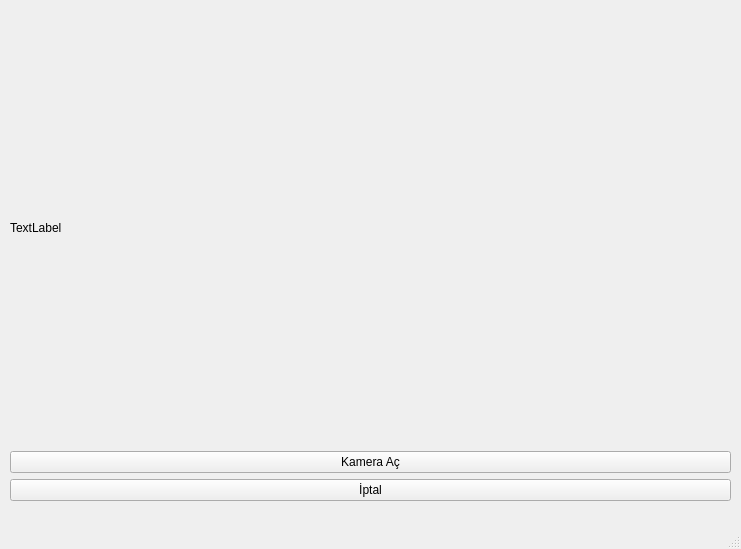
Qt form BERKE/Kamera.ui (vektorelpython24proje/MasaustuProje) before a commit.
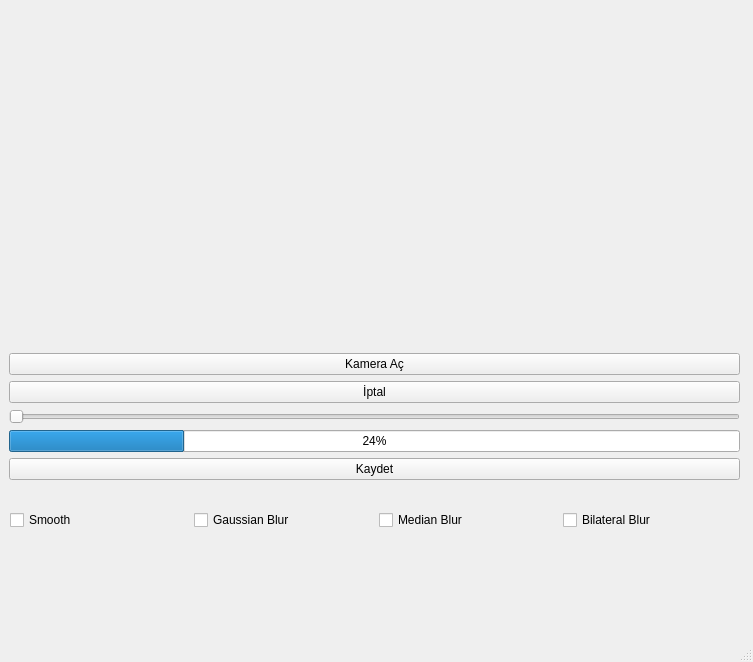
The same form after that commit.

```diff
--- a/BERKE/Kamera.ui
+++ b/BERKE/Kamera.ui
@@ -6,8 +6,8 @@
    <rect>
     <x>0</x>
     <y>0</y>
-    <width>741</width>
-    <height>549</height>
+    <width>753</width>
+    <height>662</height>
    </rect>
   </property>
   <property name="windowTitle">
@@ -17,13 +17,20 @@
    <widget class="QWidget" name="gridLayoutWidget">
     <property name="geometry">
      <rect>
-      <x>10</x>
-      <y>10</y>
-      <width>721</width>
-      <height>491</height>
+      <x>9</x>
+      <y>9</y>
+      <width>731</width>
+      <height>471</height>
      </rect>
     </property>
     <layout class="QGridLayout" name="gridLayout">
+     <item row="1" column="0">
+      <widget class="QPushButton" name="btnAc">
+       <property name="text">
+        <string>Kamera Aç</string>
+       </property>
+      </widget>
+     </item>
      <item row="2" column="0">
       <widget class="QPushButton" name="pushButton">
        <property name="text">
@@ -31,17 +38,80 @@
        </property>
       </widget>
      </item>
+     <item row="4" column="0">
+      <widget class="QProgressBar" name="pB">
+       <property name="value">
+        <number>24</number>
+       </property>
+      </widget>
+     </item>
+     <item row="3" column="0">
+      <widget class="QSlider" name="Slider">
+       <property name="minimum">
+        <number>10</number>
+       </property>
+       <property name="maximum">
+        <number>100</number>
+       </property>
+       <property name="singleStep">
+        <number>10</number>
+       </property>
+       <property name="orientation">
+        <enum>Qt::Horizontal</enum>
+       </property>
+      </widget>
+     </item>
      <item row="0" column="0">
       <widget class="QLabel" name="lblCam">
        <property name="text">
-        <string>TextLabel</string>
+        <string/>
        </property>
       </widget>
      </item>
-     <item row="1" column="0">
-      <widget class="QPushButton" name="pushButton_2">
+     <item row="5" column="0">
+      <widget class="QPushButton" name="btnKaydet">
        <property name="text">
-        <string>Kamera Aç</string>
+        <string>Kaydet</string>
+       </property>
+      </widget>
+     </item>
+    </layout>
+   </widget>
+   <widget class="QWidget" name="gridLayoutWidget_2">
+    <property name="geometry">
+     <rect>
+      <x>10</x>
+      <y>480</y>
+      <width>731</width>
+      <height>81</height>
+     </rect>
+    </property>
+    <layout class="QGridLayout" name="gridLayout_2">
+     <item row="0" column="1">
+      <widget class="QCheckBox" name="chkMedian">
+       <property name="text">
+        <string>Gaussian Blur</string>
+       </property>
+      </widget>
+     </item>
+     <item row="0" column="0">
+      <widget class="QCheckBox" name="chkSmooth">
+       <property name="text">
+        <string>Smooth</string>
+       </property>
+      </widget>
+     </item>
+     <item row="0" column="2">
+      <widget class="QCheckBox" name="chkGauss">
+       <property name="text">
+        <string>Median Blur</string>
+       </property>
+      </widget>
+     </item>
+     <item row="0" column="3">
+      <widget class="QCheckBox" name="chkBilateral">
+       <property name="text">
+        <string>Bilateral Blur</string>
        </property>
       </widget>
      </item>
```
Left out of the diff: 4 changed lines with no effect on the pictures.
